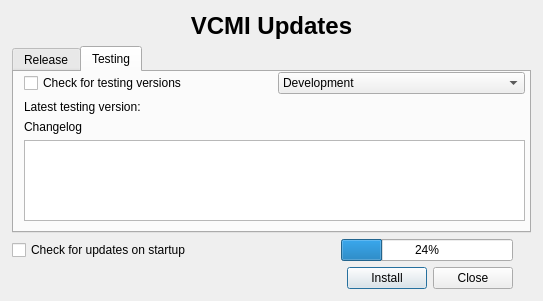
This is launcher/updatedialog_moc.ui in vcmi/vcmi as Qt 5 draws it before an edit. The edited form follows.
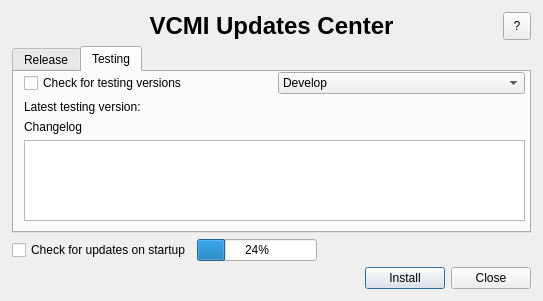
This is the edited form. The open tabs and pages were chosen to show the change.

Diff of the .ui file:
```diff
--- a/launcher/updatedialog_moc.ui
+++ b/launcher/updatedialog_moc.ui
@@ -132,7 +132,7 @@
          <widget class="QComboBox" name="buildChannel">
           <item>
            <property name="text">
-            <string notr="true">Development</string>
+            <string notr="true">Develop</string>
            </property>
           </item>
           <item>
@@ -160,7 +160,7 @@
      </widget>
     </widget>
    </item>
-   <item row="8" column="2">
+   <item row="8" column="5">
     <widget class="QPushButton" name="installButton">
      <property name="sizePolicy">
       <sizepolicy hsizetype="Preferred" vsizetype="Fixed">
@@ -173,7 +173,7 @@
      </property>
     </widget>
    </item>
-   <item row="8" column="0">
+   <item row="8" column="0" colspan="5">
     <widget class="QLabel" name="downloadLink">
      <property name="sizePolicy">
       <sizepolicy hsizetype="Expanding" vsizetype="Preferred">
@@ -192,6 +192,25 @@
      </property>
     </widget>
    </item>
+   <item row="0" column="6" alignment="Qt::AlignmentFlag::AlignRight">
+    <widget class="QToolButton" name="infoButton">
+     <property name="minimumSize">
+      <size>
+       <width>28</width>
+       <height>28</height>
+      </size>
+     </property>
+     <property name="toolTip">
+      <string>Update channels information</string>
+     </property>
+     <property name="text">
+      <string>?</string>
+     </property>
+     <property name="autoRaise">
+      <bool>false</bool>
+     </property>
+    </widget>
+   </item>
    <item row="0" column="0" colspan="7">
     <widget class="QLabel" name="title">
      <property name="font">
@@ -201,14 +220,14 @@
       </font>
      </property>
      <property name="text">
-      <string>VCMI Updates</string>
+      <string>VCMI Updates Center</string>
      </property>
      <property name="alignment">
       <set>Qt::AlignmentFlag::AlignCenter</set>
      </property>
     </widget>
    </item>
-   <item row="8" column="3">
+   <item row="8" column="6">
     <widget class="QPushButton" name="closeButton">
      <property name="sizePolicy">
       <sizepolicy hsizetype="Preferred" vsizetype="Fixed">
```
Left out of the diff: 2 changed lines with no effect on the pictures.
